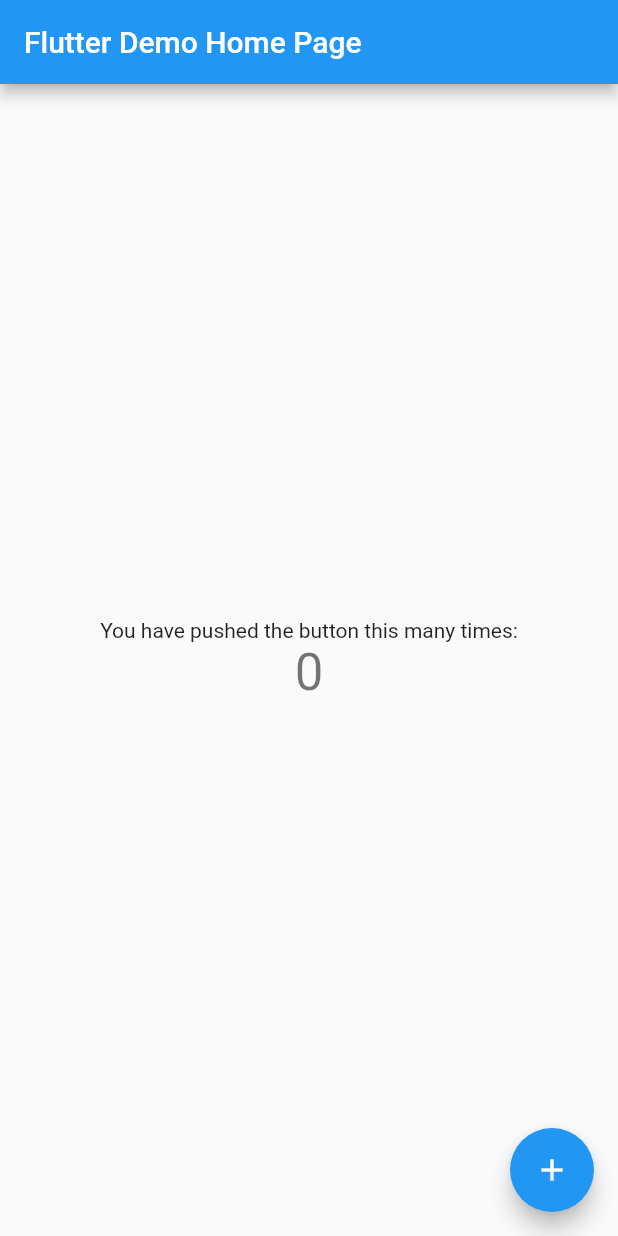
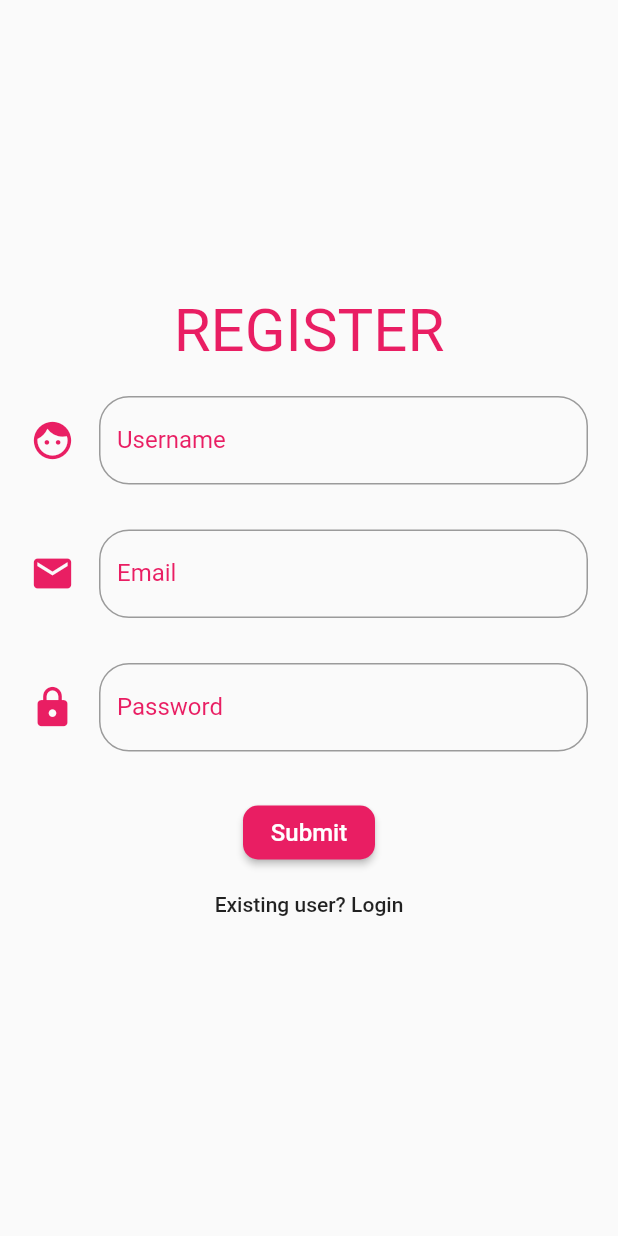
Before and after one commit to christianToscano96/Flutter-E-Commerce, a Flutter app: the screen it shows after launch, on a phone screen of 412 x 824 dp. Run offline on Flutter 3.47's test engine with Material 2 defaults, Android fonts, the light colour scheme and no system bars.

Commit message:
creation of registration page ad widgets to login

```diff
--- a/lib/main.dart
+++ b/lib/main.dart
@@ -1,4 +1,8 @@
+
 import 'package:flutter/material.dart';
+
+//pages
+import 'package:ecommerce/pages/registrer_pages.dart';
 
 void main() {
   runApp(MyApp());
@@ -9,109 +13,15 @@
   @override
   Widget build(BuildContext context) {
     return MaterialApp(
-      title: 'Flutter Demo',
+      title: 'Flutter E-commerce',
       theme: ThemeData(
-        // This is the theme of your application.
-        //
-        // Try running your application with "flutter run". You'll see the
-        // application has a blue toolbar. Then, without quitting the app, try
-        // changing the primarySwatch below to Colors.green and then invoke
-        // "hot reload" (press "r" in the console where you ran "flutter run",
-        // or simply save your changes to "hot reload" in a Flutter IDE).
-        // Notice that the counter didn't reset back to zero; the application
-        // is not restarted.
-        primarySwatch: Colors.blue,
-        // This makes the visual density adapt to the platform that you run
-        // the app on. For desktop platforms, the controls will be smaller and
-        // closer together (more dense) than on mobile platforms.
+
+        primarySwatch: Colors.pink,
+        hintColor: Colors.black12,
+        brightness: Brightness.light,
         visualDensity: VisualDensity.adaptivePlatformDensity,
       ),
-      home: MyHomePage(title: 'Flutter Demo Home Page'),
+      home: RegistrerPage(),
     );
   }
 }
-
-class MyHomePage extends StatefulWidget {
-  MyHomePage({Key key, this.title}) : super(key: key);
-
-  // This widget is the home page of your application. It is stateful, meaning
-  // that it has a State object (defined below) that contains fields that affect
-  // how it looks.
-
-  // This class is the configuration for the state. It holds the values (in this
-  // case the title) provided by the parent (in this case the App widget) and
-  // used by the build method of the State. Fields in a Widget subclass are
-  // always marked "final".
-
-  final String title;
-
-  @override
-  _MyHomePageState createState() => _MyHomePageState();
-}
-
-class _MyHomePageState extends State<MyHomePage> {
-  int _counter = 0;
-
-  void _incrementCounter() {
-    setState(() {
-      // This call to setState tells the Flutter framework that something has
-      // changed in this State, which causes it to rerun the build method below
-      // so that the display can reflect the updated values. If we changed
-      // _counter without calling setState(), then the build method would not be
-      // called again, and so nothing would appear to happen.
-      _counter++;
-    });
-  }
-
-  @override
-  Widget build(BuildContext context) {
-    // This method is rerun every time setState is called, for instance as done
-    // by the _incrementCounter method above.
-    //
-    // The Flutter framework has been optimized to make rerunning build methods
-    // fast, so that you can just rebuild anything that needs updating rather
-    // than having to individually change instances of widgets.
-    return Scaffold(
-      appBar: AppBar(
-        // Here we take the value from the MyHomePage object that was created by
-        // the App.build method, and use it to set our appbar title.
-        title: Text(widget.title),
-      ),
-      body: Center(
-        // Center is a layout widget. It takes a single child and positions it
-        // in the middle of the parent.
-        child: Column(
-          // Column is also a layout widget. It takes a list of children and
-          // arranges them vertically. By default, it sizes itself to fit its
-          // children horizontally, and tries to be as tall as its parent.
-          //
-          // Invoke "debug painting" (press "p" in the console, choose the
-          // "Toggle Debug Paint" action from the Flutter Inspector in Android
-          // Studio, or the "Toggle Debug Paint" command in Visual Studio Code)
-          // to see the wireframe for each widget.
-          //
-          // Column has various properties to control how it sizes itself and
-          // how it positions its children. Here we use mainAxisAlignment to
-          // center the children vertically; the main axis here is the vertical
-          // axis because Columns are vertical (the cross axis would be
-          // horizontal).
-          mainAxisAlignment: MainAxisAlignment.center,
-          children: <Widget>[
-            Text(
-              'You have pushed the button this many times:',
-            ),
-            Text(
-              '$_counter',
-              style: Theme.of(context).textTheme.headline4,
-            ),
-          ],
-        ),
-      ),
-      floatingActionButton: FloatingActionButton(
-        onPressed: _incrementCounter,
-        tooltip: 'Increment',
-        child: Icon(Icons.add),
-      ), // This trailing comma makes auto-formatting nicer for build methods.
-    );
-  }
-}
--- /dev/null
+++ b/lib/pages/registrer_pages.dart
@@ -0,0 +1,84 @@
+import 'package:flutter/material.dart';
+
+class RegistrerPage extends StatefulWidget{
+  @override
+  RegistrerPageState createState() => RegistrerPageState();
+
+}
+
+
+class RegistrerPageState extends State<RegistrerPage> {
+  @override
+
+  Widget build(BuildContext context) {
+    return Scaffold(
+      body: Container(
+        padding: EdgeInsets.symmetric(horizontal: 20.0),
+        child: Center(
+          child: SingleChildScrollView(
+            child: Form(
+              child: Column(
+                children: <Widget>[
+                  Text('REGISTER', style: TextStyle(fontSize: 40.0, color: Theme.of(context).primaryColor)),
+                  Padding(padding: EdgeInsets.only(top: 20.0),
+                    child: TextFormField(
+                      decoration: InputDecoration(
+                        border: OutlineInputBorder(borderSide: BorderSide(color: Colors.pink) ,borderRadius: BorderRadius.circular(20.0) ),
+                        labelText: 'Username',
+                        labelStyle: TextStyle(color: Colors.pink, fontSize: 16.0),
+                        hintText: 'Enter username, min length 6',
+                        icon: Icon(Icons.face, color: Colors.pink, size: 30.0),
+                      ),
+                    ),
+                  ),
+                  Padding(padding: EdgeInsets.only(top: 30.0),
+                    child: TextFormField(
+                      decoration: InputDecoration(
+                        border: OutlineInputBorder(borderSide: BorderSide(color: Colors.pink) ,borderRadius: BorderRadius.circular(20.0) ),
+                        labelText: 'Email',
+                        labelStyle: TextStyle(color: Colors.pink, fontSize: 16.0),
+                        hintText: 'Enter a valid email',
+                        icon: Icon(Icons.mail, color: Colors.pink, size: 30.0),
+                      ),
+                    ),
+                  ),
+                  Padding(padding: EdgeInsets.only(top: 30.0),
+                    child: TextFormField(
+                      obscureText: true,
+                      decoration: InputDecoration(
+                        border: OutlineInputBorder(borderSide: BorderSide(color: Colors.pink) ,borderRadius: BorderRadius.circular(20.0) ),
+                        labelText: 'Password',
+                        labelStyle: TextStyle(color: Colors.pink, fontSize: 16.0),
+                        hintText: 'Enter password, min length 6',
+                        icon: Icon(Icons.lock, color: Colors.pink, size: 30.0),
+                      ),
+                    ),
+                  ),
+                  Padding(
+                    padding: EdgeInsets.only(top: 30.0),
+                    child: Column(
+                      children: <Widget>[
+                        RaisedButton(
+                          onPressed: () {},
+                          child: Text('Submit', style: TextStyle(color: Colors.white, fontSize: 16.0)),
+                          shape: RoundedRectangleBorder(
+                            borderRadius: BorderRadius.all(Radius.circular(10.0)),
+                          ),
+                          color: Theme.of(context).primaryColor,
+                        ),
+                        FlatButton(
+                          child: Text('Existing user? Login'),
+                          onPressed: (){},
+                        ),
+                      ],
+                    ),
+                  ),
+                ],
+              ),
+            ),
+          ),
+        ),
+      ),
+    );
+  }
+}
```
